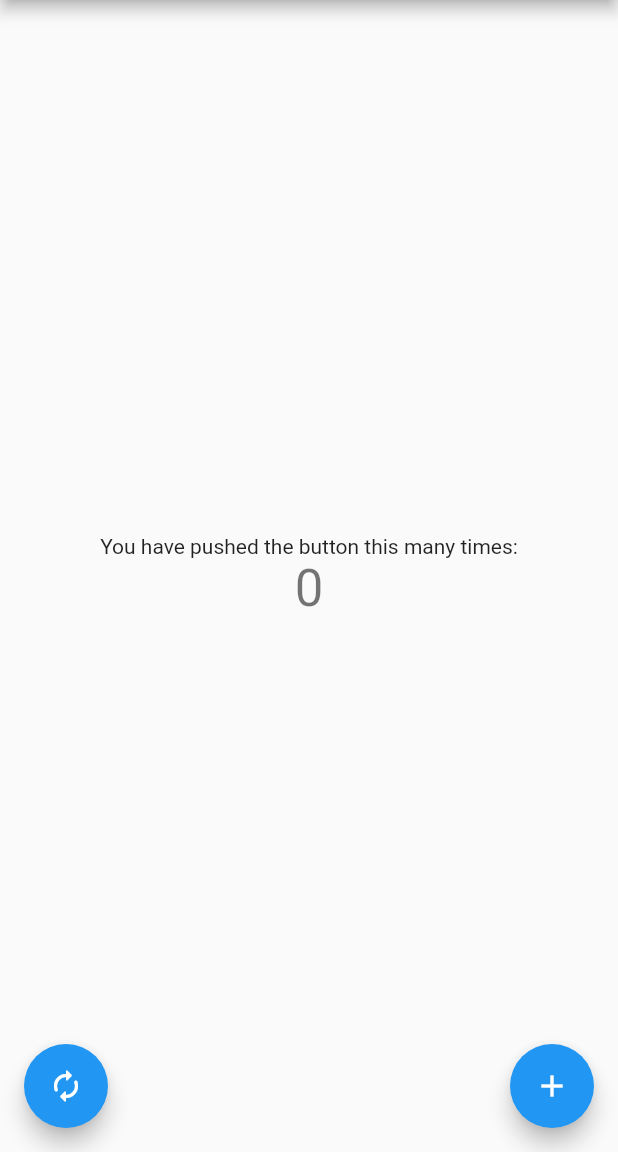
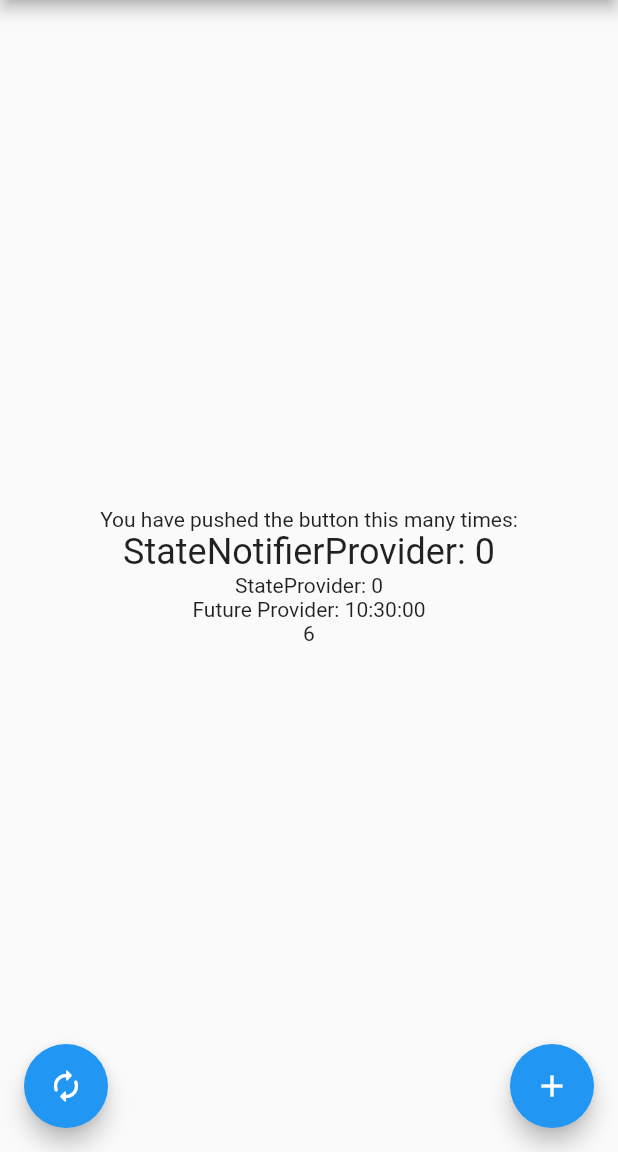
Before and after one commit to FTHaiLT/RiverpodExample, a Flutter app: the screen it shows after launch, on a phone screen of 412 x 824 dp, the part 84-1236 px from its top. Run offline on Flutter 3.47's test engine with Material 2 defaults, Android fonts, the phone set to English and light mode, and no system bars; our stand-ins replace flutter_riverpod.

Commit message:
example provider type

```diff
--- a/lib/home_page.dart
+++ b/lib/home_page.dart
@@ -1,6 +1,19 @@
 import 'package:demo_riverpod/counter_provider.dart';
 import 'package:flutter/material.dart';
 import 'package:flutter_riverpod/flutter_riverpod.dart';
+import 'package:intl/intl.dart';
+
+final testProvider =
+Provider((ref) => 'You have pushed the button this many times:');
+final testStateProvider = StateProvider((ref) => 0);
+final testFutureProvider = FutureProvider<String>((ref) async {
+  DateTime current = DateTime.now();
+  return DateFormat.Hms().format(current);
+});
+
+final testStreamProvider = StreamProvider((ref) =>
+    Stream<int>.periodic(const Duration(seconds: 1), (count) => count)
+        .take(10));
 
 class MyHomePage extends ConsumerWidget {
   const MyHomePage({super.key, required this.title});
@@ -36,18 +49,40 @@ class MyHomePage extends ConsumerWidget {
         child: Column(
           mainAxisAlignment: MainAxisAlignment.center,
           children: [
-            const Text(
-              'You have pushed the button this many times:',
+            Consumer(
+              builder: (context, ref, child) {
+                return Text(ref.watch(testProvider));
+              },
             ),
             Consumer(
               builder: (context, ref, child) {
-                return ConsumerText(data: '${ref.watch(counterProvider)}');
+                return ConsumerText(
+                    data:
+                    'StateNotifierProvider: ${ref.watch(counterProvider)}');
               },
               // child: Text(
               //   '${ref.watch(counterProvider)}',
               //   style: Theme.of(context).textTheme.headlineMedium,
               // ),
             ),
+            Consumer(
+              builder: (context, ref, child) {
+                return Text('StateProvider: ${ref.watch(testStateProvider)}');
+              },
+            ),
+            Consumer(builder: (context, ref, child) {
+              var asyncDateString = ref.watch(testFutureProvider);
+              return asyncDateString.when<Widget>(
+                  data: (dateString) => Text('Future Provider: $dateString'),
+                  error: (e, s) => Text(e.toString()),
+                  loading: () => const CircularProgressIndicator());
+            }),
+            Consumer(builder: (context, ref, child) {
+              var stream = ref.watch(testStreamProvider);
+              return stream.when(data: (value) => Text(value.toString()),
+                  error: (e, s) => Text(e.toString()),
+                  loading: () => const CircularProgressIndicator());
+            })
           ],
         ),
       ),
@@ -96,7 +131,10 @@ class ConsumerText extends StatelessWidget {
     print('ConsumerText build');
     return Text(
       data,
-      style: Theme.of(context).textTheme.headlineMedium,
+      style: Theme
+          .of(context)
+          .textTheme
+          .headlineSmall,
     );
   }
 }
--- a/pubspec.yaml
+++ b/pubspec.yaml
@@ -36,6 +36,9 @@ dependencies:
   # Use with the CupertinoIcons class for iOS style icons.
   cupertino_icons: ^1.0.2
   flutter_riverpod: ^2.3.6
+
+  #date_time_format
+  intl: ^0.18.1
 
 dev_dependencies:
   flutter_test:
```
Also changed, not shown: pubspec.lock.
